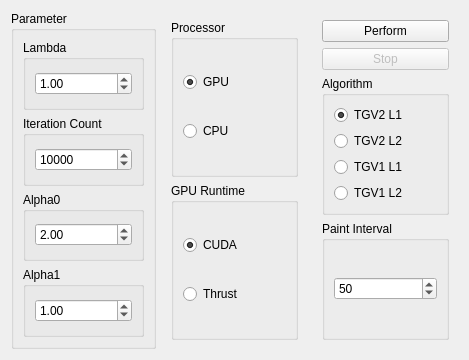
The window that source/modules/tgv/TGVWidget.ui (josefkoller/ambient_image_processor) describes before a commit, drawn with Qt 5.
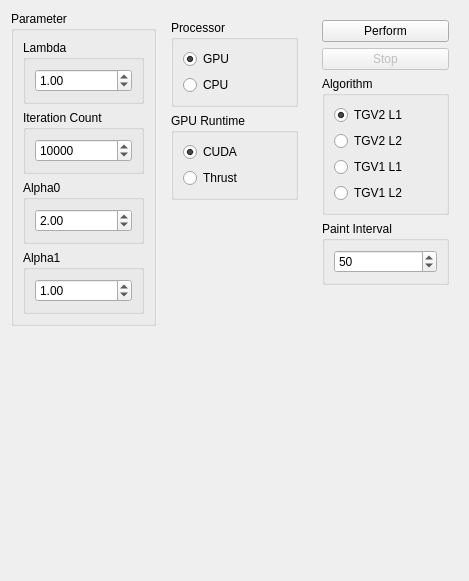
The same window after the commit.

Commit message: ui format: maximize horizontally and align to top

The edit to the form file:
```diff
--- a/source/modules/tgv/TGVWidget.ui
+++ b/source/modules/tgv/TGVWidget.ui
@@ -7,15 +7,21 @@
     <x>0</x>
     <y>0</y>
     <width>469</width>
-    <height>360</height>
+    <height>581</height>
    </rect>
   </property>
   <property name="windowTitle">
    <string>Form</string>
   </property>
   <layout class="QHBoxLayout" name="horizontalLayout">
-   <item>
+   <item alignment="Qt::AlignTop">
     <widget class="QGroupBox" name="groupBox">
+     <property name="sizePolicy">
+      <sizepolicy hsizetype="Preferred" vsizetype="Maximum">
+       <horstretch>0</horstretch>
+       <verstretch>0</verstretch>
+      </sizepolicy>
+     </property>
      <property name="title">
       <string>Parameter</string>
      </property>
@@ -102,11 +108,23 @@
      </layout>
     </widget>
    </item>
-   <item>
+   <item alignment="Qt::AlignTop">
     <widget class="QWidget" name="widget" native="true">
+     <property name="sizePolicy">
+      <sizepolicy hsizetype="Preferred" vsizetype="Maximum">
+       <horstretch>0</horstretch>
+       <verstretch>0</verstretch>
+      </sizepolicy>
+     </property>
      <layout class="QVBoxLayout" name="verticalLayout_6">
-      <item>
+      <item alignment="Qt::AlignTop">
        <widget class="QGroupBox" name="groupBox_6">
+        <property name="sizePolicy">
+         <sizepolicy hsizetype="Preferred" vsizetype="Maximum">
+          <horstretch>0</horstretch>
+          <verstretch>0</verstretch>
+         </sizepolicy>
+        </property>
         <property name="title">
          <string>Processor</string>
         </property>
@@ -133,6 +151,12 @@
       </item>
       <item>
        <widget class="QGroupBox" name="groupBox_8">
+        <property name="sizePolicy">
+         <sizepolicy hsizetype="Preferred" vsizetype="Maximum">
+          <horstretch>0</horstretch>
+          <verstretch>0</verstretch>
+         </sizepolicy>
+        </property>
         <property name="title">
          <string>GPU Runtime</string>
         </property>
@@ -160,8 +184,14 @@
      </layout>
     </widget>
    </item>
-   <item>
+   <item alignment="Qt::AlignTop">
     <widget class="QWidget" name="widget_2" native="true">
+     <property name="sizePolicy">
+      <sizepolicy hsizetype="Preferred" vsizetype="Maximum">
+       <horstretch>0</horstretch>
+       <verstretch>0</verstretch>
+      </sizepolicy>
+     </property>
      <layout class="QVBoxLayout" name="verticalLayout_10">
       <item>
        <widget class="QPushButton" name="perform_button">
```
Left out of the diff: 6 changed lines with no effect on the pictures. The commit also changes 20 other files.
